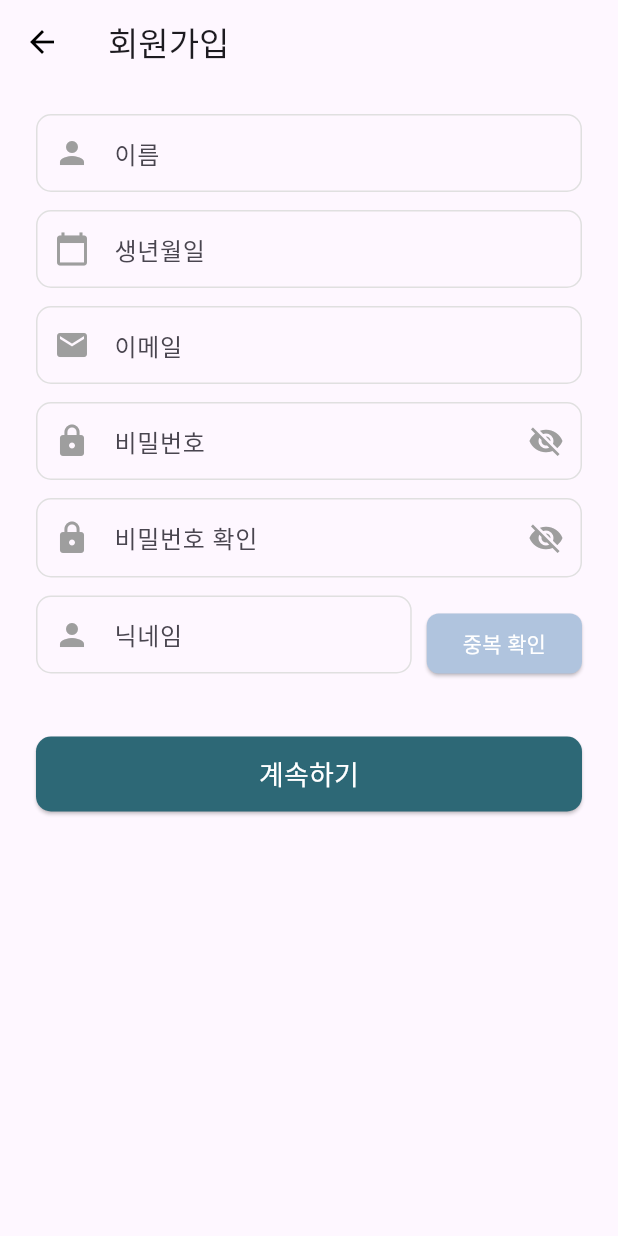
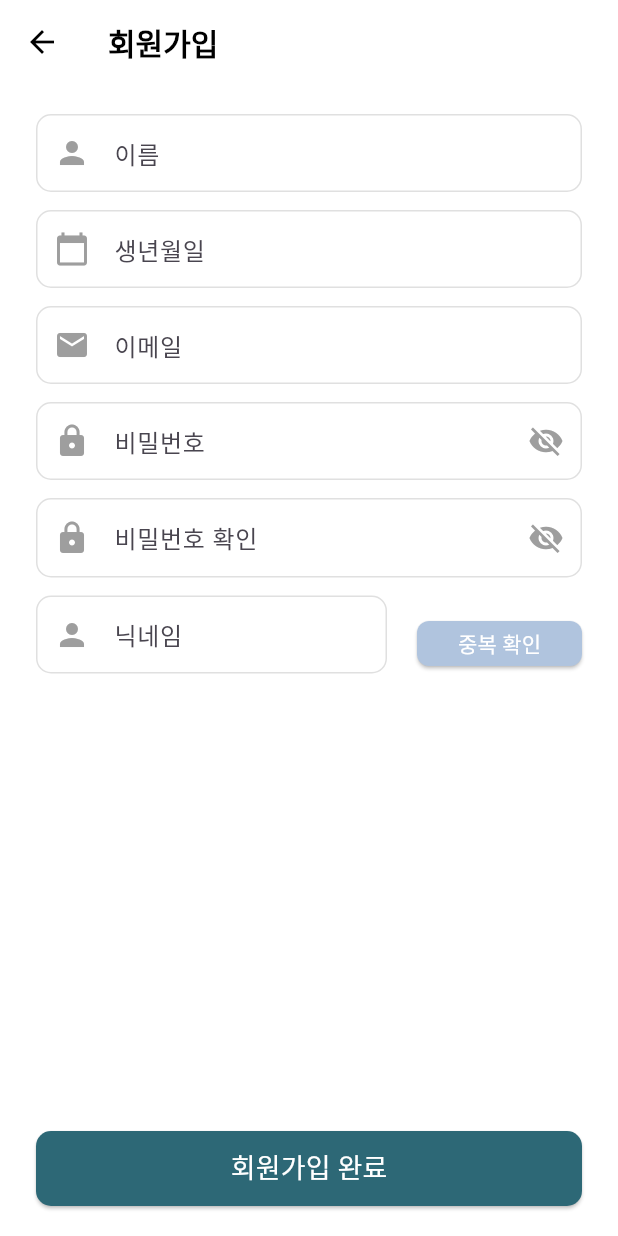
Before and after one commit to inu-capstone-VCHE/todays_drink_app, a Flutter app: the screen it shows after launch, after a tap on "회원가입", on a phone screen of 412 x 824 dp. Run offline on Flutter 3.47's test engine with Material 3 defaults, Android fonts, the light colour scheme and no system bars; our stand-ins replace table_calendar.

Commit message:
Feature: Sign-up 버튼바 조정 필요

```diff
--- a/lib/launchscreen/start_screen.dart
+++ b/lib/launchscreen/start_screen.dart
@@ -8,6 +8,7 @@ class StartScreen extends StatelessWidget {
     double screenHeight = MediaQuery.of(context).size.height; // 📌 화면 높이 가져오기
 
     return Scaffold(
+      backgroundColor: Colors.white,
       body: Center( // 📌 전체를 중앙 정렬
         child: Column(
           mainAxisAlignment: MainAxisAlignment.start, // 📌 위에서부터 정렬
--- a/lib/launchscreen/start_screen2.dart
+++ b/lib/launchscreen/start_screen2.dart
@@ -11,6 +11,7 @@ class StartScreen2 extends StatelessWidget {
     double screenWidth = MediaQuery.of(context).size.width; // 📌 화면 너비 가져오기
 
     return Scaffold(
+      backgroundColor: Colors.white,
       body: Center( // 📌 전체를 중앙 정렬
         child: Column(
           mainAxisAlignment: MainAxisAlignment.start, // 📌 위에서부터 정렬
--- a/lib/loginscreen/loginDefault_screen.dart
+++ b/lib/loginscreen/loginDefault_screen.dart
@@ -16,7 +16,9 @@ class _LoginDefaultScreenState extends State<LoginDefaultScreen> {
     double screenWidth = MediaQuery.of(context).size.width;
 
     return Scaffold(
+        backgroundColor: Colors.white,
       appBar: AppBar(
+          backgroundColor: Colors.white,
         leading: IconButton(
           icon: const Icon(Icons.arrow_back, color: Colors.black),
           onPressed: () => Navigator.pop(context), // 🔙 뒤로 가기 기능
--- a/lib/loginscreen/signup_screen.dart
+++ b/lib/loginscreen/signup_screen.dart
@@ -1,4 +1,5 @@
 import 'package:flutter/material.dart';
+import '../launchscreen/start_screen2.dart'; // ✅ 회원가입 완료 후 이동할 화면 import
 
 class SignupScreen extends StatefulWidget {
   const SignupScreen({Key? key}) : super(key: key);
@@ -17,13 +18,20 @@ class _SignupScreenState extends State<SignupScreen> {
 
     return Scaffold(
       appBar: AppBar(
-        title: const Text("회원가입"),
+        title: const Text(
+          "회원가입",
+          style: TextStyle(
+            fontWeight: FontWeight.bold, // ✅ 볼드체 적용
+            fontSize: 20, // ✅ 기본 폰트 크기 유지
+            color: Colors.black, // ✅ 글자색 유지
+          ),
+        ),
         leading: IconButton(
           icon: const Icon(Icons.arrow_back, color: Colors.black),
           onPressed: () => Navigator.pop(context), // 🔙 뒤로 가기 기능
         ),
         elevation: 0, // 그림자 제거
-        backgroundColor: Colors.transparent, // ✅ 배경색 투명 (기본 배경 유지)
+        backgroundColor: Colors.white, // ✅ 배경 흰색 유지
       ),
       body: Padding(
         padding: const EdgeInsets.symmetric(horizontal: 24.0),
@@ -55,14 +63,18 @@ class _SignupScreenState extends State<SignupScreen> {
               });
             }),
 
-            // ✅ 닉네임 입력 필드 + 중복 확인 버튼
+            // ✅ 닉네임 입력 필드 + 중복 확인 버튼 (크기 완벽하게 맞춤)
             Row(
               children: [
                 Expanded(
+                  flex: 2, // ✅ 닉네임 필드 비율 설정
                   child: buildInputField(Icons.person, "닉네임"),
                 ),
-                const SizedBox(width: 10),
-                ElevatedButton(
+                const SizedBox(width: 20),
+                SizedBox(
+                  width: 110, // ✅ 버튼 크기 고정
+                  height: 30, // ✅ 입력 필드와 동일한 높이
+                  child: ElevatedButton(
                     onPressed: () {
                       // TODO: 닉네임 중복 확인 기능 추가
                     },
@@ -77,33 +89,60 @@ class _SignupScreenState extends State<SignupScreen> {
                       style: TextStyle(fontSize: 14, color: Colors.white),
                     ),
                   ),
+                ),
               ],
             ),
 
-            const SizedBox(height: 30), // 🔥 버튼 위 여백
+            const Spacer(), // 🔥 나머지 공간을 모두 차지하도록 추가
 
-            // ✅ 계속하기 버튼
+            // ✅ 회원가입 완료 버튼 (맨 아래 배치 + 팝업 + 화면 이동)
             SizedBox(
               width: screenWidth,
               height: 50,
               child: ElevatedButton(
                 onPressed: () {
-                  // TODO: 회원가입 진행
+                  _showSignupSuccessDialog(context); // ✅ 회원가입 성공 팝업 띄우기
                 },
                 style: ElevatedButton.styleFrom(
                   backgroundColor: const Color(0xFF2D6876), // 버튼 색상 (진한 청록색)
                   shape: RoundedRectangleBorder(borderRadius: BorderRadius.circular(10)),
                 ),
                 child: const Text(
-                  "계속하기",
+                  "회원가입 완료",
                   style: TextStyle(fontSize: 18, fontWeight: FontWeight.w500, color: Colors.white),
                 ),
               ),
             ),
+            const SizedBox(height: 20), // 🔥 버튼 아래 여백 추가
           ],
         ),
       ),
-      backgroundColor: Theme.of(context).scaffoldBackgroundColor, // ✅ 배경색 원래 기본값 유지
+      backgroundColor: Colors.white, // ✅ 배경 흰색 유지
+    );
+  }
+
+  // 🔥 회원가입 성공 팝업 + StartScreen2 이동
+  void _showSignupSuccessDialog(BuildContext context) {
+    showDialog(
+      context: context,
+      builder: (BuildContext context) {
+        return AlertDialog(
+          title: const Text("회원가입 성공!🎉🎉"),
+          content: const Text("회원가입이 완료되었습니다."),
+          actions: [
+            TextButton(
+              onPressed: () {
+                Navigator.of(context).pop(); // ✅ 팝업 닫기
+                Navigator.pushReplacement( // ✅ StartScreen2로 이동
+                  context,
+                  MaterialPageRoute(builder: (context) => const StartScreen2()),
+                );
+              },
+              child: const Text("확인"),
+            ),
+          ],
+        );
+      },
     );
   }
 
@@ -116,7 +155,7 @@ class _SignupScreenState extends State<SignupScreen> {
           hintText: hintText,
           prefixIcon: Icon(icon, color: Colors.grey),
           filled: true,
-          fillColor: Theme.of(context).scaffoldBackgroundColor, // ✅ 배경색을 화면 배경과 동일하게 설정
+          fillColor: Colors.white, // ✅ 배경 흰색
           border: OutlineInputBorder(
             borderRadius: BorderRadius.circular(10),
             borderSide: BorderSide(color: Colors.grey[300]!, width: 1), // ✅ 얇은 실선 테두리 추가
@@ -149,7 +188,7 @@ class _SignupScreenState extends State<SignupScreen> {
             onPressed: () => toggleVisibility(!isVisible),
           ),
           filled: true,
-          fillColor: Theme.of(context).scaffoldBackgroundColor, // ✅ 배경색을 화면 배경과 동일하게 설정
+          fillColor: Colors.white, // ✅ 배경 흰색
           border: OutlineInputBorder(
             borderRadius: BorderRadius.circular(10),
             borderSide: BorderSide(color: Colors.grey[300]!, width: 1), // ✅ 얇은 실선 테두리 추가
```
Lines whose indentation alone changed are shown as unchanged.
